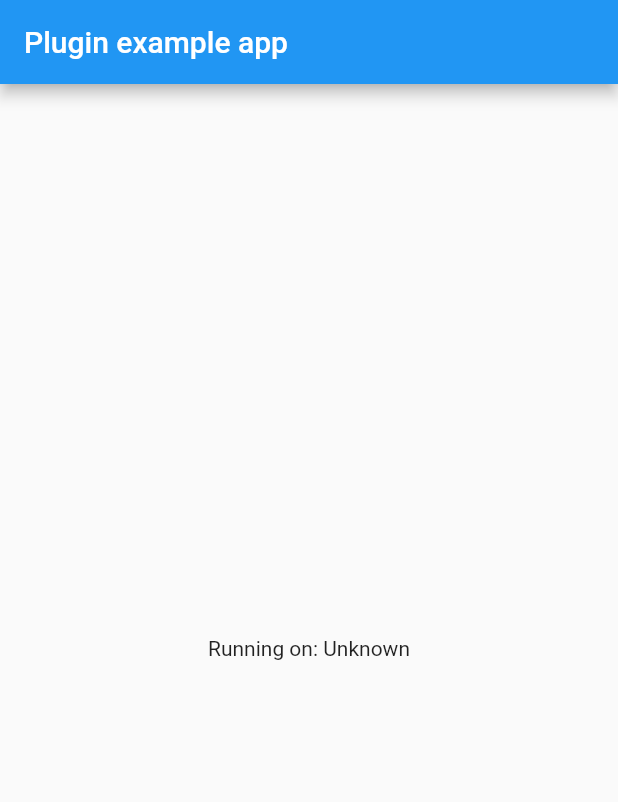
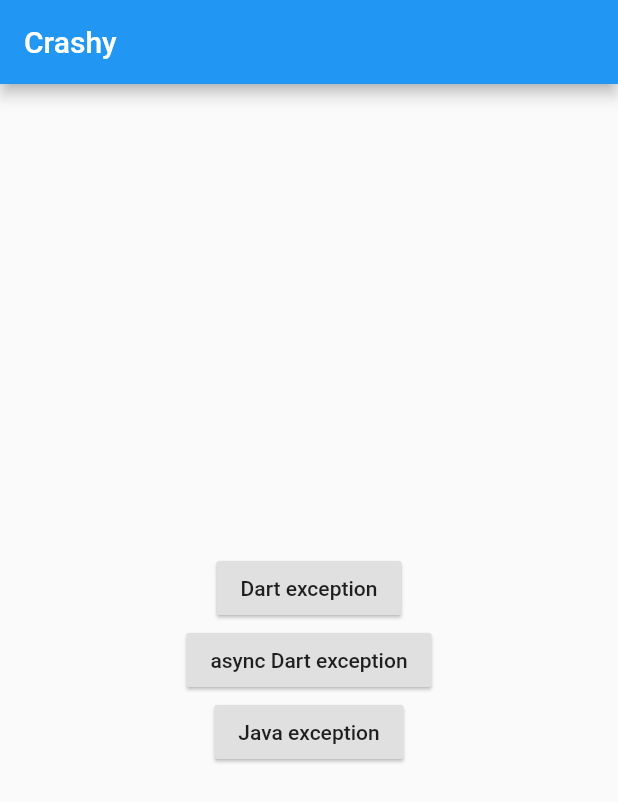
Before and after one commit to bugsee/flutter-bugsee, a Flutter app: the screen it shows after launch, on a phone screen of 412 x 824 dp. Shown: the top 802 px of the screen. Run offline on Flutter 3.47's test engine with Material 2 defaults, Android fonts, the phone set to English and light mode, and no system bars; our stand-ins replace stack_trace.

Commit message:
Initial work for exception handling

```diff
--- a/example/lib/main.dart
+++ b/example/lib/main.dart
@@ -1,53 +1,137 @@
+// Copyright 2017 The Chromium Authors. All rights reserved.
+// Use of this source code is governed by a BSD-style license that can be
+// found in the LICENSE file.
+
+/// This is a sample Flutter app that demonstrates how to catch various kinds
+/// of errors in Flutter apps and report them to Bugsee.
+///
+/// Explanations are provided in the inline comments in the code below.
+library crashy;
+
+import 'dart:async';
+
+import 'package:flutter/foundation.dart';
 import 'package:flutter/material.dart';
 import 'package:flutter/services.dart';
+
+
+// This imports the Bugsee plugin
 import 'package:bugsee/bugsee.dart';
 
-void main() => runApp(new MyApp());
-
-class MyApp extends StatefulWidget {
-  @override
-  _MyAppState createState() => new _MyAppState();
+/// Whether the VM is running in debug mode.
+///
+/// This is useful to decide whether a report should be sent to Bugsee. Usually
+/// reports from dev mode are not very useful, as these happen on developers'
+/// workspaces rather than on users' devices in production.
+bool get isInDebugMode {
+  bool inDebugMode = false;
+  assert(inDebugMode = true);
+  return inDebugMode;
 }
 
-class _MyAppState extends State<MyApp> {
-  String _platformVersion = 'Unknown';
+// Reports [error] along with its [stackTrace] to Bugsee
+Future<Null> _reportError(dynamic error, dynamic stackTrace) async {
+  print('Caught error: $error');
 
-  @override
-  initState() {
-    super.initState();
-    initPlatformState();
+  // Errors thrown in development mode are unlikely to be interesting. You can
+  // check if you are running in dev mode using an assertion and omit sending
+  // the report.
+  if (isInDebugMode) {
+    print(stackTrace);
+    print('In dev mode. Not sending report to Bugsee.');
+    return;
   }
 
-  // Platform messages are asynchronous, so we initialize in an async method.
-  initPlatformState() async {
-    String platformVersion;
-    // Platform messages may fail, so we use a try/catch PlatformException.
-    try {
-      platformVersion = await Bugsee.platformVersion;
-    } on PlatformException {
-      platformVersion = 'Failed to get platform version.';
+  await Bugsee.logException(
+    exception: error,
+    stackTrace: stackTrace,
+  );
 }
 
-    // If the widget was removed from the tree while the asynchronous platform
-    // message was in flight, we want to discard the reply rather than calling
-    // setState to update our non-existent appearance.
-    if (!mounted)
-      return;
+Future<Null> main() async {
+  // This captures errors reported by the Flutter framework.
+  FlutterError.onError = (FlutterErrorDetails details) async {
+    if (isInDebugMode) {
+      // In development mode simply print to console.
+      FlutterError.dumpErrorToConsole(details);
+    } else {
+      // In production mode report to the application zone to report to
+      // Bugsee.
+      Zone.current.handleUncaughtError(details.exception, details.stack);
+    }
+  };
 
-    setState(() {
-      _platformVersion = platformVersion;
+  // This creates a [Zone] that contains the Flutter application and stablishes
+  // an error handler that captures errors and reports them.
+  //
+  // Using a zone makes sure that as many errors as possible are captured,
+  // including those thrown from [Timer]s, microtasks, I/O, and those forwarded
+  // from the `FlutterError` handler.
+  //
+  // More about zones:
+  //
+  // - https://api.dartlang.org/stable/1.24.2/dart-async/Zone-class.html
+  // - https://www.dartlang.org/articles/libraries/zones
+  runZoned<Future<Null>>(() async {
+    runApp(new CrashyApp());
+  }, onError: (error, stackTrace) async {
+    await _reportError(error, stackTrace);
   });
 }
 
+class CrashyApp extends StatelessWidget {
   @override
   Widget build(BuildContext context) {
     return new MaterialApp(
-      home: new Scaffold(
+      title: 'Crashy',
+      theme: new ThemeData(
+        primarySwatch: Colors.blue,
+      ),
+      home: new MyHomePage(),
+    );
+  }
+}
+
+class MyHomePage extends StatelessWidget {
+  @override
+  Widget build(BuildContext context) {
+    return new Scaffold(
       appBar: new AppBar(
-          title: new Text('Plugin example app'),
+        title: new Text('Crashy'),
       ),
       body: new Center(
-          child: new Text('Running on: $_platformVersion\n'),
+        child: new Column(
+          mainAxisAlignment: MainAxisAlignment.center,
+          children: <Widget>[
+            new RaisedButton(
+              child: new Text('Dart exception'),
+              elevation: 1.0,
+              onPressed: () {
+                throw new StateError('This is a Dart exception.');
+              },
+            ),
+            new RaisedButton(
+              child: new Text('async Dart exception'),
+              elevation: 1.0,
+              onPressed: () async {
+                foo() async {
+                  throw new StateError('This is an async Dart exception.');
+                }
+                bar() async {
+                  await foo();
+                }
+                await bar();
+              },
+            ),
+            new RaisedButton(
+              child: new Text('Java exception'),
+              elevation: 1.0,
+              onPressed: () async {
+                final channel = const MethodChannel('crashy-custom-channel');
+                await channel.invokeMethod('blah');
+              },
+            ),
+          ],
         ),
       ),
     );
--- a/pubspec.yaml
+++ b/pubspec.yaml
@@ -7,6 +7,8 @@ homepage:
 dependencies:
   flutter:
     sdk: flutter
+  stack_trace: ">=1.0.0 <2.0.0"
+  crypto: "^2.0.2+1"
 
 # For information on the generic Dart part of this file, see the
 # following page: https://www.dartlang.org/tools/pub/pubspec
```
Also changed, not shown: lib/bugsee.dart (+53 -2 lines), 7 other files. Lines whose indentation alone changed are shown as unchanged.
